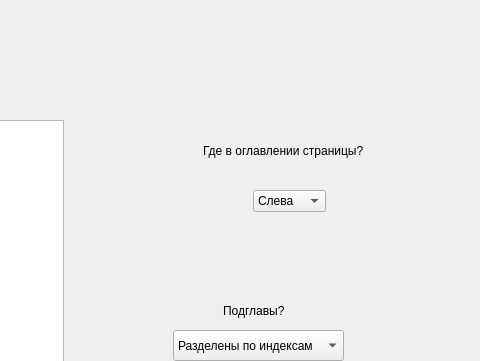
Above: mainwindow.ui from dodle4532/BookParce before the change; both pictures show x 837 to 1317 and y 0 to 361 of the 1317 by 733 pixel window. Below: the same form after it.
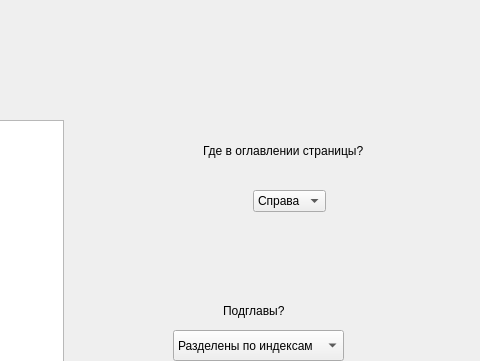
That is the form after the change.

Commit message: Вроде как все парсит, ждем финального теста всего

What changed in the file:
```diff
--- a/mainwindow.ui
+++ b/mainwindow.ui
@@ -151,11 +151,6 @@
       <height>22</height>
      </rect>
     </property>
-    <item>
-     <property name="text">
-      <string>Слева</string>
-     </property>
-    </item>
     <item>
      <property name="text">
       <string>Справа</string>
```
Left out of the diff: 10 changed lines with no effect on the pictures. The commit also changes 2 other files.
